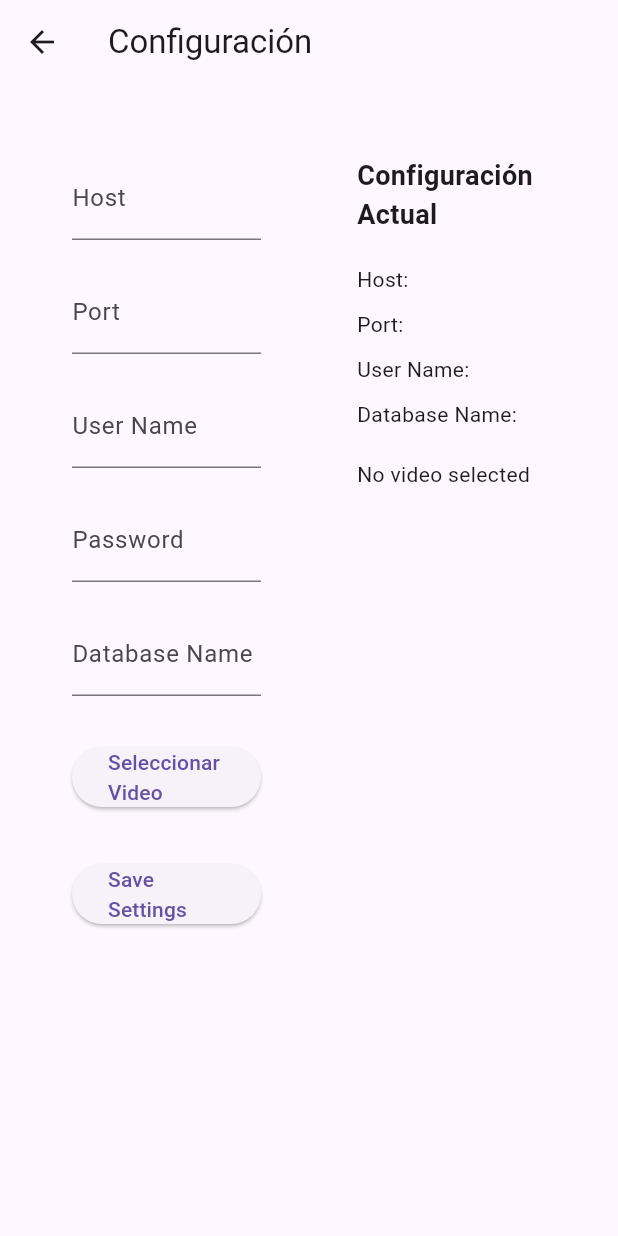
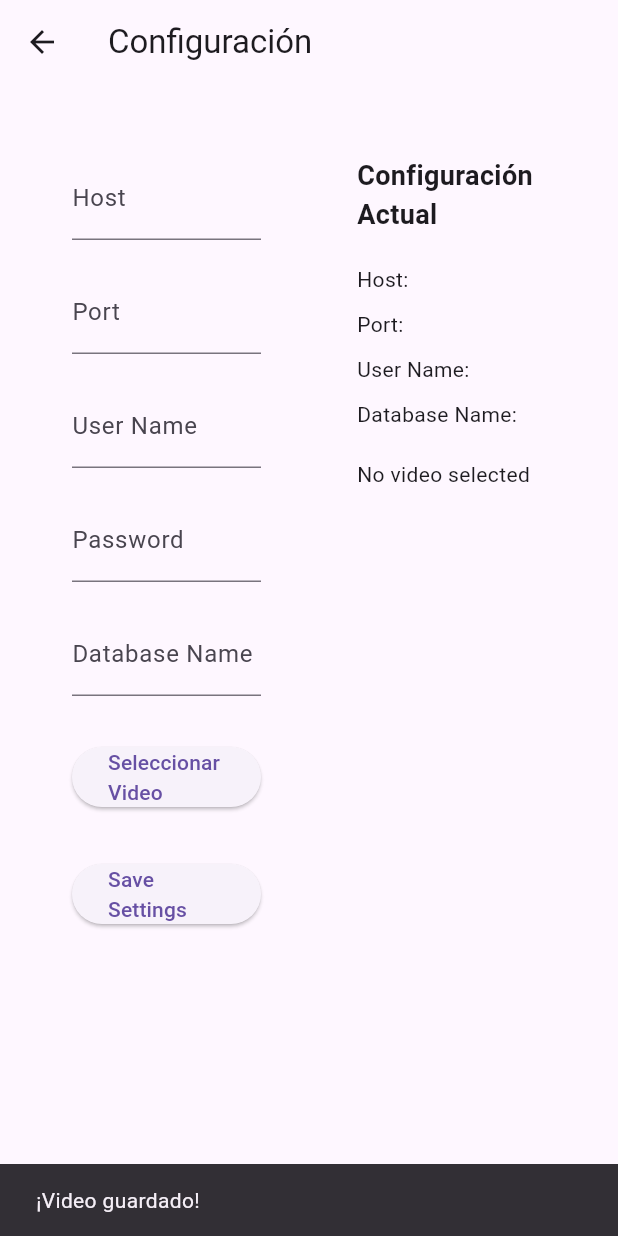
Before and after one commit to noguerajulioces/ticket-app, a Flutter app: the SettingsScreen screen opened by its route, after a tap on "Seleccionar Video", on a phone screen of 412 x 824 dp. Run offline on Flutter 3.47's test engine with Material 3 defaults, Android fonts, the phone set to English and light mode, and no system bars; our stand-ins replace file_picker, flutter_tts, shared_preferences, video_player; missing offline and left inert: dart:ffi, mysql_client; accounts and stored records are empty.

Commit message:
seteado en spanish

```diff
--- a/lib/screens/settings_screen.dart
+++ b/lib/screens/settings_screen.dart
@@ -63,7 +63,7 @@ class _SettingsScreenState extends State<SettingsScreen> {
       }
 
       ScaffoldMessenger.of(context).showSnackBar(
-        const SnackBar(content: Text('Settings saved!')),
+        const SnackBar(content: Text('¡Configuración guardada!')),
       );
     }
   }
@@ -83,6 +83,10 @@ class _SettingsScreenState extends State<SettingsScreen> {
       SharedPreferences prefs = await SharedPreferences.getInstance();
       await prefs.setString('videoUrl', _videoUrl!);
     }
+
+    ScaffoldMessenger.of(context).showSnackBar(
+      const SnackBar(content: Text('¡Video guardado!')),
+    );
   }
 
   @override
```
